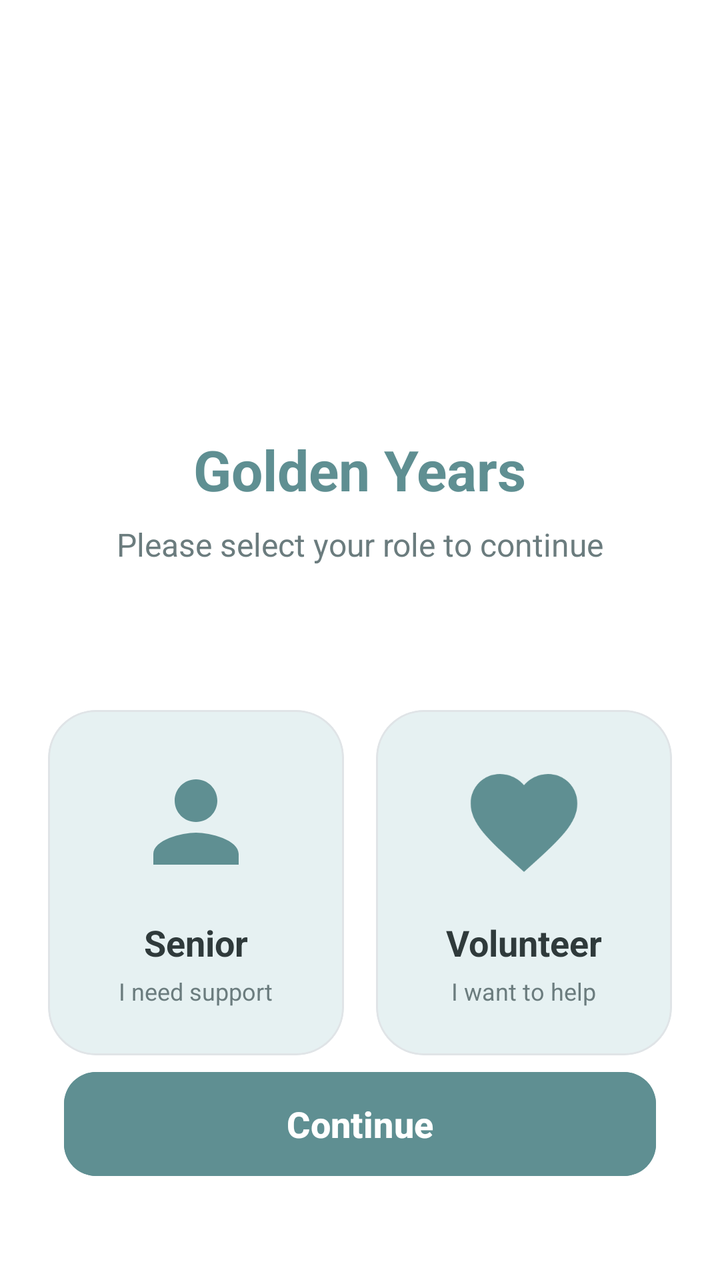
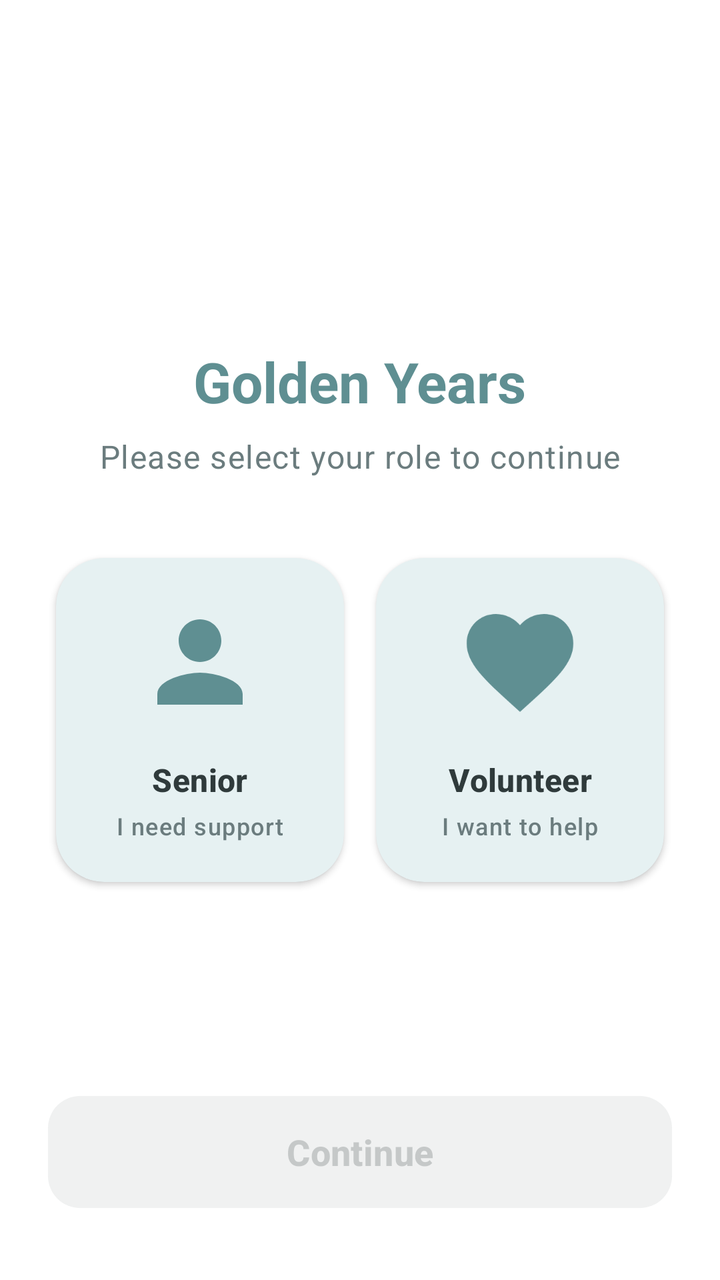

Before-and-after screenshots of an Android layout around one commit, followed by the original layout XML and the change that was made.
<!-- AndroidManifest.xml: application theme Theme.Gycss2 -->
<!-- res/layout/activity_login.xml -->
<?xml version="1.0" encoding="utf-8"?>
<androidx.constraintlayout.widget.ConstraintLayout xmlns:android="http://schemas.android.com/apk/res/android"
    xmlns:app="http://schemas.android.com/apk/res-auto"
    xmlns:tools="http://schemas.android.com/tools"
    android:layout_width="match_parent"
    android:layout_height="match_parent"
    android:background="@color/white">

    <ImageView
        android:id="@+id/iv_logo"
        android:layout_width="120dp"
        android:layout_height="120dp"
        android:layout_marginTop="64dp"
        android:src="@mipmap/ic_launcher_round"
        app:layout_constraintEnd_toEndOf="parent"
        app:layout_constraintStart_toStartOf="parent"
        app:layout_constraintTop_toTopOf="parent" />

    <TextView
        android:id="@+id/tv_welcome"
        android:layout_width="wrap_content"
        android:layout_height="wrap_content"
        android:layout_marginTop="32dp"
        android:text="Golden Years"
        android:textColor="@color/primary_teal"
        android:textSize="28sp"
        android:textStyle="bold"
        app:layout_constraintEnd_toEndOf="parent"
        app:layout_constraintStart_toStartOf="parent"
        app:layout_constraintTop_toBottomOf="@id/iv_logo" />

    <TextView
        android:id="@+id/tv_choose_role"
        android:layout_width="wrap_content"
        android:layout_height="wrap_content"
        android:layout_marginTop="8dp"
        android:text="Please select your role to continue"
        android:textColor="@color/secondary_text"
        android:textSize="16sp"
        app:layout_constraintEnd_toEndOf="parent"
        app:layout_constraintStart_toStartOf="parent"
        app:layout_constraintTop_toBottomOf="@id/tv_welcome" />

    <LinearLayout
        android:id="@+id/ll_roles"
        android:layout_width="match_parent"
        android:layout_height="wrap_content"
        android:layout_marginTop="48dp"
        android:orientation="horizontal"
        android:padding="16dp"
        app:layout_constraintTop_toBottomOf="@id/tv_choose_role">

        
        <com.google.android.material.card.MaterialCardView
            android:id="@+id/card_senior"
            android:layout_width="0dp"
            android:layout_height="wrap_content"
            android:layout_margin="8dp"
            android:layout_weight="1"
            android:clickable="true"
            android:focusable="true"
            app:cardBackgroundColor="@color/very_light_teal"
            app:cardCornerRadius="24dp"
            app:cardElevation="0dp"
            app:strokeColor="@color/divider_gray"
            app:strokeWidth="1dp">

            <LinearLayout
                android:layout_width="match_parent"
                android:layout_height="wrap_content"
                android:gravity="center"
                android:orientation="vertical"
                android:padding="24dp">

                <ImageView
                    android:layout_width="64dp"
                    android:layout_height="64dp"
                    android:src="@drawable/ic_senior" />

                <TextView
                    android:layout_width="wrap_content"
                    android:layout_height="wrap_content"
                    android:layout_marginTop="16dp"
                    android:text="Senior"
                    android:textColor="@color/primary_text"
                    android:textSize="18sp"
                    android:textStyle="bold" />

                <TextView
                    android:layout_width="wrap_content"
                    android:layout_height="wrap_content"
                    android:layout_marginTop="4dp"
                    android:text="I need support"
                    android:textAlignment="center"
                    android:textColor="@color/secondary_text"
                    android:textSize="12sp" />
            </LinearLayout>
        </com.google.android.material.card.MaterialCardView>

        
        <com.google.android.material.card.MaterialCardView
            android:id="@+id/card_volunteer"
            android:layout_width="0dp"
            android:layout_height="wrap_content"
            android:layout_margin="8dp"
            android:layout_weight="1"
            android:clickable="true"
            android:focusable="true"
            app:cardBackgroundColor="@color/very_light_teal"
            app:cardCornerRadius="24dp"
            app:cardElevation="0dp"
            app:strokeColor="@color/divider_gray"
            app:strokeWidth="1dp">

            <LinearLayout
                android:layout_width="match_parent"
                android:layout_height="wrap_content"
                android:gravity="center"
                android:orientation="vertical"
                android:padding="24dp">

                <ImageView
                    android:layout_width="64dp"
                    android:layout_height="64dp"
                    android:src="@drawable/ic_volunteer" />

                <TextView
                    android:layout_width="wrap_content"
                    android:layout_height="wrap_content"
                    android:layout_marginTop="16dp"
                    android:text="Volunteer"
                    android:textColor="@color/primary_text"
                    android:textSize="18sp"
                    android:textStyle="bold" />

                <TextView
                    android:layout_width="wrap_content"
                    android:layout_height="wrap_content"
                    android:layout_marginTop="4dp"
                    android:text="I want to help"
                    android:textAlignment="center"
                    android:textColor="@color/secondary_text"
                    android:textSize="12sp" />
            </LinearLayout>
        </com.google.android.material.card.MaterialCardView>
    </LinearLayout>

    <com.google.android.material.button.MaterialButton
        android:id="@+id/btn_continue"
        android:layout_width="match_parent"
        android:layout_height="60dp"
        android:layout_marginStart="32dp"
        android:layout_marginEnd="32dp"
        android:layout_marginBottom="48dp"
        android:backgroundTint="@color/primary_teal"
        android:text="Continue"
        android:textAllCaps="false"
        android:textSize="18sp"
        android:textStyle="bold"
        app:cornerRadius="16dp"
        app:layout_constraintBottom_toBottomOf="parent" />

</androidx.constraintlayout.widget.ConstraintLayout>
<!-- resources referenced by this layout -->
<resources>
  <color name="divider_gray">#E0E4E7</color>
  <color name="primary_teal">#5F8F92</color>
  <color name="primary_text">#2F3A3B</color>
  <color name="secondary_text">#6B7C7E</color>
  <color name="very_light_teal">#E6F1F2</color>
  <color name="white">#FFFFFF</color>
  <!-- drawable ic_senior (drawable) -->
  <?xml version="1.0" encoding="utf-8"?>
  <vector xmlns:android="http://schemas.android.com/apk/res/android"
      android:width="48dp"
      android:height="48dp"
      android:viewportWidth="24"
      android:viewportHeight="24">
      <path
          android:fillColor="#5F8F92"
          android:pathData="M12,12c2.21,0 4,-1.79 4,-4s-1.79,-4 -4,-4 -4,1.79 -4,4 1.79,4 4,4zM12,14c-2.67,0 -8,1.34 -8,4v2h16v-2c0,-2.66 -5.33,-4 -8,-4z" />
  </vector>
  <!-- drawable ic_volunteer (drawable) -->
  <?xml version="1.0" encoding="utf-8"?>
  <vector xmlns:android="http://schemas.android.com/apk/res/android"
      android:width="48dp"
      android:height="48dp"
      android:viewportWidth="24"
      android:viewportHeight="24">
      <path
          android:fillColor="#5F8F92"
          android:pathData="M12,21.35l-1.45,-1.32C5.4,15.36 2,12.28 2,8.5 2,5.42 4.42,3 7.5,3c1.74,0 3.41,0.81 4.5,2.09C13.09,3.81 14.76,3 16.5,3 19.58,3 22,5.42 22,8.5c0,3.78 -3.4,6.86 -8.55,11.54L12,21.35z" />
  </vector>
  <!-- mipmap ic_launcher_round (mipmap-anydpi-v26) -->
  <?xml version="1.0" encoding="utf-8"?>
  <adaptive-icon xmlns:android="http://schemas.android.com/apk/res/android">
      <background android:drawable="@drawable/ic_launcher_background"/>
      <foreground android:drawable="@mipmap/ic_launcher_foreground"/>
  </adaptive-icon>
  <style name="Theme.Gycss2" parent="Base.Theme.Gycss2" />
  <!-- drawable ic_launcher_background (drawable) -->
  <?xml version="1.0" encoding="utf-8"?>
  <vector
      android:height="108dp"
      android:width="108dp"
      android:viewportHeight="108"
      android:viewportWidth="108"
      xmlns:android="http://schemas.android.com/apk/res/android">
      <path android:fillColor="#FFFFFF"
            android:pathData="M0,0h108v108h-108z"/>
  </vector>
  <color name="light_teal">#8FB6B8</color>
  <color name="dark_teal">#4E7F83</color>
  <color name="success_green">#4CAF50</color>
  <color name="off_white">#F5F7F8</color>
  <!-- unchanged entries left out for length: 1 -->
</resources>

<!-- the commit's change to res/layout/activity_login.xml (unified diff, before → after) -->
@@ -2,15 +2,18 @@
 <androidx.constraintlayout.widget.ConstraintLayout xmlns:android="http://schemas.android.com/apk/res/android"
     xmlns:app="http://schemas.android.com/apk/res-auto"
     xmlns:tools="http://schemas.android.com/tools"
+    android:id="@+id/main"
     android:layout_width="match_parent"
     android:layout_height="match_parent"
-    android:background="@color/white">
+    android:background="@color/white"
+    tools:context=".ui.login.LoginActivity">
 
     <ImageView
         android:id="@+id/iv_logo"
-        android:layout_width="120dp"
-        android:layout_height="120dp"
-        android:layout_marginTop="64dp"
+        android:layout_width="100dp"
+        android:layout_height="100dp"
+        android:layout_marginTop="48dp"
+        android:contentDescription="@string/app_name"
         android:src="@mipmap/ic_launcher_round"
         app:layout_constraintEnd_toEndOf="parent"
         app:layout_constraintStart_toStartOf="parent"
@@ -20,10 +23,10 @@
         android:id="@+id/tv_welcome"
         android:layout_width="wrap_content"
         android:layout_height="wrap_content"
-        android:layout_marginTop="32dp"
-        android:text="Golden Years"
-        android:textColor="@color/primary_teal"
-        android:textSize="28sp"
+        android:layout_marginTop="24dp"
+        android:text="@string/app_name"
+        android:textAppearance="?attr/textAppearanceHeadlineMedium"
+        android:textColor="?attr/colorPrimary"
         android:textStyle="bold"
         app:layout_constraintEnd_toEndOf="parent"
         app:layout_constraintStart_toStartOf="parent"
@@ -35,8 +38,8 @@
         android:layout_height="wrap_content"
         android:layout_marginTop="8dp"
         android:text="Please select your role to continue"
-        android:textColor="@color/secondary_text"
-        android:textSize="16sp"
+        android:textAppearance="?attr/textAppearanceBodyLarge"
+        android:textColor="?attr/colorOnSurfaceVariant"
         app:layout_constraintEnd_toEndOf="parent"
         app:layout_constraintStart_toStartOf="parent"
         app:layout_constraintTop_toBottomOf="@id/tv_welcome" />
@@ -45,14 +48,15 @@
         android:id="@+id/ll_roles"
         android:layout_width="match_parent"
         android:layout_height="wrap_content"
-        android:layout_marginTop="48dp"
+        android:layout_marginTop="32dp"
         android:orientation="horizontal"
-        android:padding="16dp"
+        android:paddingHorizontal="20dp"
         app:layout_constraintTop_toBottomOf="@id/tv_choose_role">
 
         
         <com.google.android.material.card.MaterialCardView
             android:id="@+id/card_senior"
+            style="?attr/materialCardViewElevatedStyle"
             android:layout_width="0dp"
             android:layout_height="wrap_content"
             android:layout_margin="8dp"
@@ -61,45 +65,65 @@
             android:focusable="true"
             app:cardBackgroundColor="@color/very_light_teal"
             app:cardCornerRadius="24dp"
-            app:cardElevation="0dp"
-            app:strokeColor="@color/divider_gray"
-            app:strokeWidth="1dp">
-
-            <LinearLayout
+            app:cardElevation="2dp"
+            app:strokeColor="@color/primary_teal"
+            app:strokeWidth="0dp">
+
+            <androidx.constraintlayout.widget.ConstraintLayout
                 android:layout_width="match_parent"
                 android:layout_height="wrap_content"
-                android:gravity="center"
-                android:orientation="vertical"
-                android:padding="24dp">
-
-                <ImageView
+                android:padding="20dp">
+
+                <ImageView
+                    android:id="@+id/iv_senior_icon"
                     android:layout_width="64dp"
                     android:layout_height="64dp"
-                    android:src="@drawable/ic_senior" />
-
-                <TextView
+                    android:src="@drawable/ic_senior"
+                    app:layout_constraintEnd_toEndOf="parent"
+                    app:layout_constraintStart_toStartOf="parent"
+                    app:layout_constraintTop_toTopOf="parent" />
+
+                <TextView
+                    android:id="@+id/tv_senior_label"
                     android:layout_width="wrap_content"
                     android:layout_height="wrap_content"
                     android:layout_marginTop="16dp"
                     android:text="Senior"
-                    android:textColor="@color/primary_text"
-                    android:textSize="18sp"
-                    android:textStyle="bold" />
+                    android:textAppearance="?attr/textAppearanceTitleMedium"
+                    android:textColor="?attr/colorOnSurface"
+                    android:textStyle="bold"
+                    app:layout_constraintEnd_toEndOf="parent"
+                    app:layout_constraintStart_toStartOf="parent"
+                    app:layout_constraintTop_toBottomOf="@id/iv_senior_icon" />
 
                 <TextView
                     android:layout_width="wrap_content"
                     android:layout_height="wrap_content"
                     android:layout_marginTop="4dp"
                     android:text="I need support"
-                    android:textAlignment="center"
-                    android:textColor="@color/secondary_text"
-                    android:textSize="12sp" />
-            </LinearLayout>
+                    android:textAppearance="?attr/textAppearanceLabelMedium"
+                    android:textColor="?attr/colorOnSurfaceVariant"
+                    app:layout_constraintEnd_toEndOf="parent"
+                    app:layout_constraintStart_toStartOf="parent"
+                    app:layout_constraintTop_toBottomOf="@id/tv_senior_label" />
+
+                <ImageView
+                    android:id="@+id/iv_senior_check"
+                    android:layout_width="24dp"
+                    android:layout_height="24dp"
+                    android:src="@drawable/ic_check_circle"
+                    android:visibility="gone"
+                    app:layout_constraintEnd_toEndOf="parent"
+                    app:layout_constraintTop_toTopOf="parent"
+                    app:tint="@color/primary_teal" />
+
+            </androidx.constraintlayout.widget.ConstraintLayout>
         </com.google.android.material.card.MaterialCardView>
 
         
         <com.google.android.material.card.MaterialCardView
             android:id="@+id/card_volunteer"
+            style="?attr/materialCardViewElevatedStyle"
             android:layout_width="0dp"
             android:layout_height="wrap_content"
             android:layout_margin="8dp"
@@ -108,53 +132,72 @@
             android:focusable="true"
             app:cardBackgroundColor="@color/very_light_teal"
             app:cardCornerRadius="24dp"
-            app:cardElevation="0dp"
-            app:strokeColor="@color/divider_gray"
-            app:strokeWidth="1dp">
-
-            <LinearLayout
+            app:cardElevation="2dp"
+            app:strokeColor="@color/primary_teal"
+            app:strokeWidth="0dp">
+
+            <androidx.constraintlayout.widget.ConstraintLayout
                 android:layout_width="match_parent"
                 android:layout_height="wrap_content"
-                android:gravity="center"
-                android:orientation="vertical"
-                android:padding="24dp">
-
-                <ImageView
+                android:padding="20dp">
+
+                <ImageView
+                    android:id="@+id/iv_volunteer_icon"
                     android:layout_width="64dp"
                     android:layout_height="64dp"
-                    android:src="@drawable/ic_volunteer" />
-
-                <TextView
+                    android:src="@drawable/ic_volunteer"
+                    app:layout_constraintEnd_toEndOf="parent"
+                    app:layout_constraintStart_toStartOf="parent"
+                    app:layout_constraintTop_toTopOf="parent" />
+
+                <TextView
+                    android:id="@+id/tv_volunteer_label"
                     android:layout_width="wrap_content"
                     android:layout_height="wrap_content"
                     android:layout_marginTop="16dp"
                     android:text="Volunteer"
-                    android:textColor="@color/primary_text"
-                    android:textSize="18sp"
-                    android:textStyle="bold" />
+                    android:textAppearance="?attr/textAppearanceTitleMedium"
+                    android:textColor="?attr/colorOnSurface"
+                    android:textStyle="bold"
+                    app:layout_constraintEnd_toEndOf="parent"
+                    app:layout_constraintStart_toStartOf="parent"
+                    app:layout_constraintTop_toBottomOf="@id/iv_volunteer_icon" />
 
                 <TextView
                     android:layout_width="wrap_content"
                     android:layout_height="wrap_content"
                     android:layout_marginTop="4dp"
                     android:text="I want to help"
-                    android:textAlignment="center"
-                    android:textColor="@color/secondary_text"
-                    android:textSize="12sp" />
-            </LinearLayout>
+                    android:textAppearance="?attr/textAppearanceLabelMedium"
+                    android:textColor="?attr/colorOnSurfaceVariant"
+                    app:layout_constraintEnd_toEndOf="parent"
+                    app:layout_constraintStart_toStartOf="parent"
+                    app:layout_constraintTop_toBottomOf="@id/tv_volunteer_label" />
+
+                <ImageView
+                    android:id="@+id/iv_volunteer_check"
+                    android:layout_width="24dp"
+                    android:layout_height="24dp"
+                    android:src="@drawable/ic_check_circle"
+                    android:visibility="gone"
+                    app:layout_constraintEnd_toEndOf="parent"
+                    app:layout_constraintTop_toTopOf="parent"
+                    app:tint="@color/primary_teal" />
+
+            </androidx.constraintlayout.widget.ConstraintLayout>
         </com.google.android.material.card.MaterialCardView>
     </LinearLayout>
 
     <com.google.android.material.button.MaterialButton
         android:id="@+id/btn_continue"
+        style="@style/Widget.Material3.Button"
         android:layout_width="match_parent"
-        android:layout_height="60dp"
-        android:layout_marginStart="32dp"
-        android:layout_marginEnd="32dp"
-        android:layout_marginBottom="48dp"
-        android:backgroundTint="@color/primary_teal"
-        android:text="Continue"
-        android:textAllCaps="false"
+        android:layout_height="64dp"
+        android:layout_marginHorizontal="24dp"
+        android:layout_marginBottom="32dp"
+        android:alpha="0.6"
+        android:enabled="false"
+        android:text="@string/btn_continue"
         android:textSize="18sp"
         android:textStyle="bold"
         app:cornerRadius="16dp"
<!-- resource entries referenced after the edit -->
@@ -6,6 +6,17 @@
   <color name="secondary_text">#6B7C7E</color>
   <color name="very_light_teal">#E6F1F2</color>
   <color name="white">#FFFFFF</color>
+  <!-- drawable ic_check_circle (drawable) -->
+  <?xml version="1.0" encoding="utf-8"?>
+  <vector xmlns:android="http://schemas.android.com/apk/res/android"
+      android:width="24dp"
+      android:height="24dp"
+      android:viewportWidth="24"
+      android:viewportHeight="24">
+      <path
+          android:fillColor="@color/primary_teal"
+          android:pathData="M12,2C6.48,2 2,6.48 2,12s4.48,10 10,10 10,-4.48 10,-10S17.52,2 12,2zM10,17l-5,-5 1.41,-1.41L10,14.17l7.59,-7.59L19,8l-9,9z" />
+  </vector>
   <!-- drawable ic_senior (drawable) -->
   <?xml version="1.0" encoding="utf-8"?>
   <vector xmlns:android="http://schemas.android.com/apk/res/android"
@@ -34,6 +45,8 @@
       <background android:drawable="@drawable/ic_launcher_background"/>
       <foreground android:drawable="@mipmap/ic_launcher_foreground"/>
   </adaptive-icon>
+  <string name="app_name">Golden Years</string>
+  <string name="btn_continue">Continue</string>
   <style name="Theme.Gycss2" parent="Base.Theme.Gycss2" />
   <!-- drawable ic_launcher_background (drawable) -->
   <?xml version="1.0" encoding="utf-8"?>
